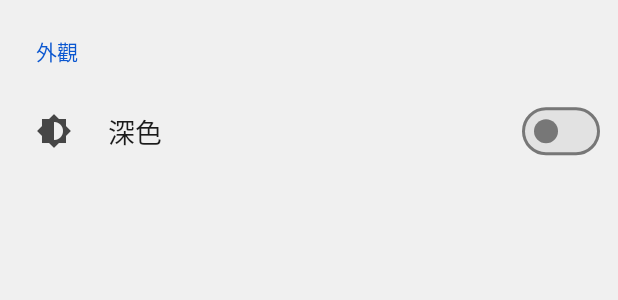
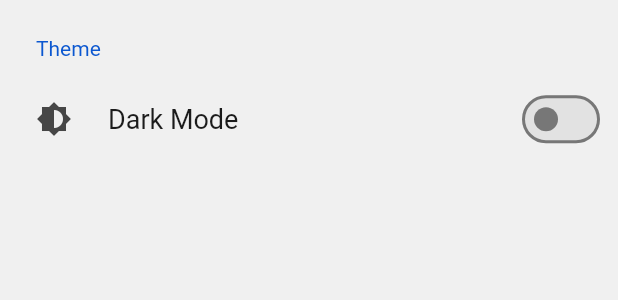
Before and after one commit to reddtsai/reddslife, a Flutter app: the SettingsView widget shown alone on an empty page, opened directly, on a phone screen of 412 x 824 dp. Shown: the top 300 px of the screen. Run offline on Flutter 3.47's test engine with Material 3 defaults, Android fonts, the phone set to English and light mode, and no system bars; drawn by our look-alikes of settings_ui; our stand-ins replace dartz, envied, geolocator, get, shared_preferences; accounts and stored records are empty; generated files the repository leaves out were written again.

Commit message:
語系配置

```diff
--- /dev/null
+++ b/l10n.yaml
@@ -0,0 +1,3 @@
+arb-dir: lib/l10n
+template-arb-file: app_en.arb
+output-localization-file: app_localizations.dart
--- a/lib/controllers/app_controller.dart
+++ b/lib/controllers/app_controller.dart
@@ -16,5 +16,6 @@ class AppController extends GetxController {
       themeMode = ThemeMode.dark;
     }
     Get.changeThemeMode(themeMode);
+    // Get.updateLocale(Locale('en'));
   }
 }
--- /dev/null
+++ b/lib/l10n/app_en.arb
@@ -0,0 +1,8 @@
+{
+    "mainView": "Main",
+    "exploreNearbyRestaurantView": "Food",
+    "settingsView": "Settings",
+    "settingsViewThemeSectionTitle": "Theme",
+    "settingsViewThemeSectionDarkMode": "Dark Mode",
+    "homePageTitle": "Redds Life"
+}
--- a/lib/main.dart
+++ b/lib/main.dart
@@ -1,5 +1,6 @@
 import 'package:flutter/material.dart';
 import 'package:get/get.dart';
+import 'package:flutter_gen/gen_l10n/app_localizations.dart';
 import './theme.dart';
 import './global.dart';
 import './controllers/app_controller.dart';
@@ -24,12 +25,13 @@ class App extends StatelessWidget {
   Widget build(BuildContext context) {
     return GetMaterialApp(
       onInit: () => initialize(),
-      title: 'Redds Life App',
       debugShowCheckedModeBanner: false,
       smartManagement: SmartManagement.full,
       theme: AppTheme.lightTheme,
       darkTheme: AppTheme.darkTheme,
       home: const HomePage(),
+      localizationsDelegates: AppLocalizations.localizationsDelegates,
+      supportedLocales: AppLocalizations.supportedLocales,
     );
   }
 }
--- a/lib/views/settings_view.dart
+++ b/lib/views/settings_view.dart
@@ -1,17 +1,19 @@
 import 'package:flutter/material.dart';
 import 'package:get/get.dart';
 import 'package:settings_ui/settings_ui.dart';
+import 'package:flutter_gen/gen_l10n/app_localizations.dart';
 import '../controllers/settings_controller.dart';
 
 class SettingsView extends GetView<SettingsPageController> {
   const SettingsView({super.key});
 
-  SettingsSection themeSection() {
+  SettingsSection themeSection(BuildContext context) {
     return SettingsSection(
-      title: const Text('外觀'),
+      title: Text(AppLocalizations.of(context)!.settingsViewThemeSectionTitle),
       tiles: <SettingsTile>[
         SettingsTile.switchTile(
-          title: const Text('深色'),
+          title: Text(
+              AppLocalizations.of(context)!.settingsViewThemeSectionDarkMode),
           leading: const Icon(Icons.brightness_6),
           onToggle: (bool value) {
             controller.toggleThemeBrightness(value);
@@ -26,7 +28,7 @@ class SettingsView extends GetView<SettingsPageController> {
   Widget build(BuildContext context) {
     return Obx(() => SettingsList(
           sections: [
-            themeSection(),
+            themeSection(context),
           ],
         ));
   }
--- a/pubspec.yaml
+++ b/pubspec.yaml
@@ -40,6 +40,9 @@ dependencies:
   get: ^4.6.6
   geolocator: ^13.0.1
   envied: ^0.5.4+1
+  flutter_localizations:
+    sdk: flutter
+  intl: any
 
 dev_dependencies:
   flutter_test:
@@ -53,12 +56,14 @@ dev_dependencies:
   flutter_lints: ^4.0.0
   envied_generator: ^0.5.4+1
   build_runner: ^2.4.12
+  intl_translation: ^0.20.0
 
 # For information on the generic Dart part of this file, see the
 # following page: https://dart.dev/tools/pub/pubspec
 
 # The following section is specific to Flutter packages.
 flutter:
+  generate: true
   # The following line ensures that the Material Icons font is
   # included with your application, so that you can use the icons in
   # the material Icons class.
```
Also changed, not shown: lib/l10n/app_zh.arb (added, +8 -0 lines), lib/views/home_page.dart (+16 -12 lines), pubspec.lock.
